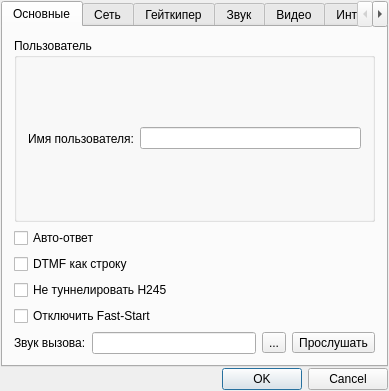
First picture: the form in csettingsdlg.ui, repository SergeyZaz/Qt4Phone, before the edit.
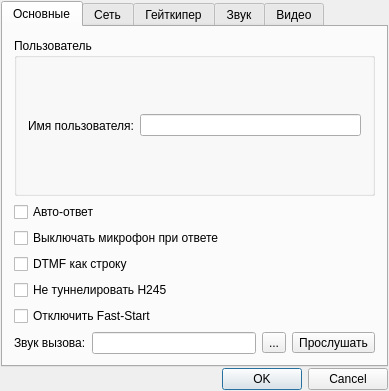
Second picture: the form after the edit. Icons and pictures are not drawn.

What changed in the file:
```diff
--- a/csettingsdlg.ui
+++ b/csettingsdlg.ui
@@ -60,6 +60,13 @@
          </property>
         </widget>
        </item>
+       <item>
+        <widget class="QCheckBox" name="ckbAutoMute">
+         <property name="text">
+          <string>Выключать микрофон при ответе</string>
+         </property>
+        </widget>
+       </item>
        <item>
         <widget class="QCheckBox" name="IDS_DTMFSTRSTR">
          <property name="text">
@@ -958,11 +965,6 @@
        </item>
       </layout>
      </widget>
-     <widget class="QWidget" name="tab_6">
-      <attribute name="title">
-       <string>Интерфейс</string>
-      </attribute>
-     </widget>
     </widget>
    </item>
    <item>
```
